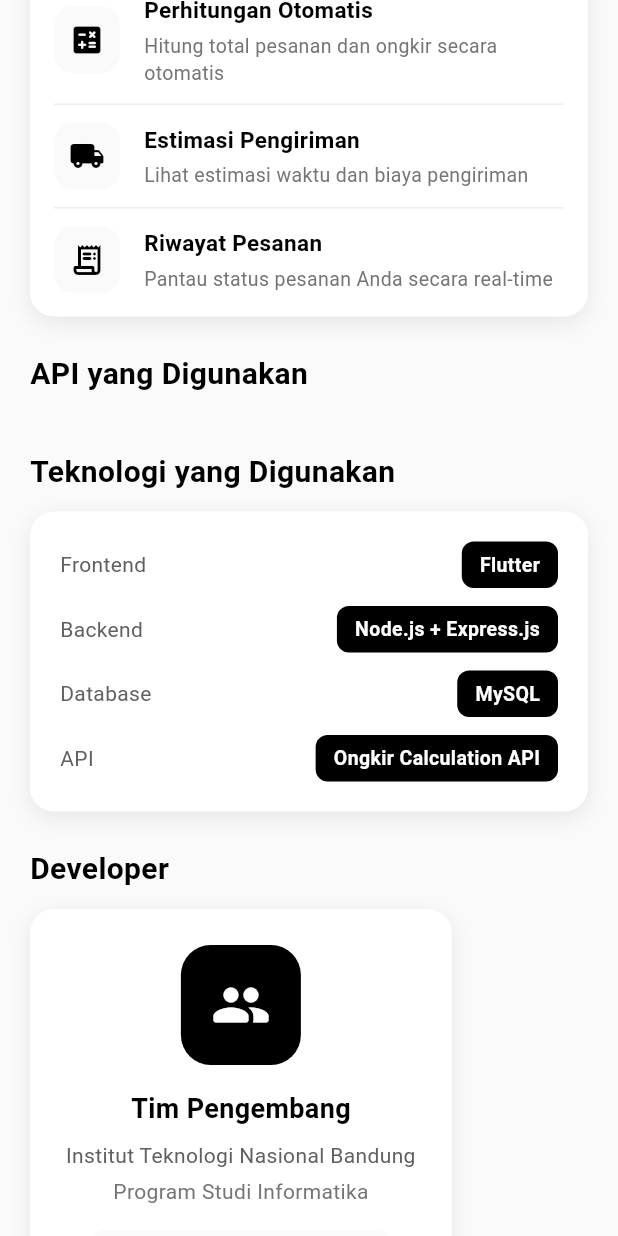
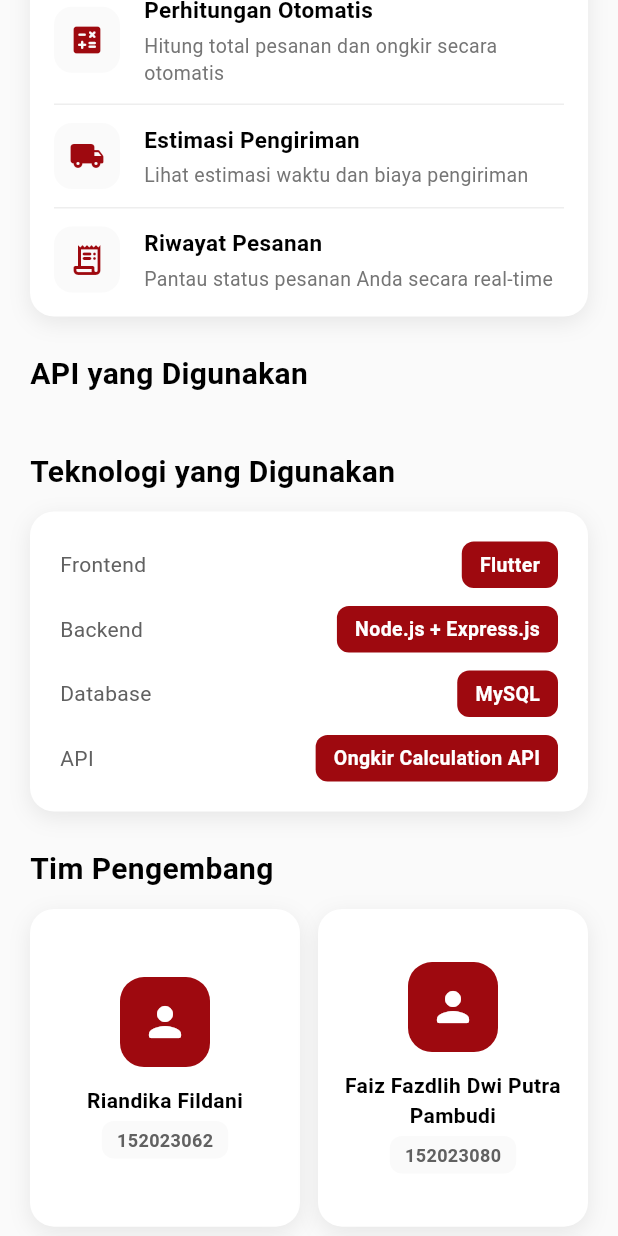
Before and after one commit to faizfazdlih/catering-frontend, a Flutter app: the AboutScreen screen opened directly, scrolled down 576 dp, on a phone screen of 412 x 824 dp. Run offline on Flutter 3.47's test engine with Material 3 defaults, Android fonts, the light colour scheme and no system bars; our stand-ins replace flutter_map, geolocator, image_picker, latlong2, lottie, shared_preferences; accounts and stored records are empty; network calls fail.

Commit message:
Redesign Color About & pesanan saya

```diff
--- a/lib/client/screens/about_screen.dart
+++ b/lib/client/screens/about_screen.dart
@@ -76,7 +76,7 @@ class _AboutScreenState extends State<AboutScreen> {
                       width: 80,
                       height: 80,
                       decoration: BoxDecoration(
-                        color: Colors.black,
+                        color: const Color(0xFF9E090F),
                         borderRadius: BorderRadius.circular(20),
                       ),
                       child: const Icon(
@@ -198,7 +198,9 @@ class _AboutScreenState extends State<AboutScreen> {
                   ),
                   child: const Center(
                     child: CircularProgressIndicator(
-                      valueColor: AlwaysStoppedAnimation<Color>(Colors.black),
+                      valueColor: AlwaysStoppedAnimation<Color>(
+                        Color(0xFF9E090F),
+                      ),
                     ),
                   ),
                 )
@@ -224,7 +226,7 @@ class _AboutScreenState extends State<AboutScreen> {
                           Container(
                             padding: const EdgeInsets.all(10),
                             decoration: BoxDecoration(
-                              color: Colors.black,
+                              color: const Color(0xFF9E090F),
                               borderRadius: BorderRadius.circular(12),
                             ),
                             child: const Icon(
@@ -265,7 +267,7 @@ class _AboutScreenState extends State<AboutScreen> {
                             Container(
                               padding: const EdgeInsets.all(6),
                               decoration: BoxDecoration(
-                                color: Colors.black,
+                                color: const Color(0xFF9E090F),
                                 borderRadius: BorderRadius.circular(8),
                               ),
                               child: const Icon(
@@ -333,9 +335,9 @@ class _AboutScreenState extends State<AboutScreen> {
 
               const SizedBox(height: 24),
 
-              // Developer Info
+              // Developer Info Header
               const Text(
-                'Developer',
+                'Tim Pengembang',
                 style: TextStyle(
                   fontSize: 20,
                   fontWeight: FontWeight.bold,
@@ -344,8 +346,46 @@ class _AboutScreenState extends State<AboutScreen> {
               ),
               const SizedBox(height: 12),
 
-              Container(
-                padding: const EdgeInsets.all(24),
+              // Team Member Cards - Grid 2 kolom
+              GridView.count(
+                crossAxisCount: 2,
+                shrinkWrap: true,
+                physics: const NeverScrollableScrollPhysics(),
+                crossAxisSpacing: 12,
+                mainAxisSpacing: 12,
+                childAspectRatio: 0.85,
+                children: [
+                  _buildTeamMemberCard('Riandika Fildani', '152023062'),
+                  _buildTeamMemberCard(
+                    'Faiz Fazdlih Dwi Putra Pambudi',
+                    '152023080',
+                  ),
+                  _buildTeamMemberCard('Arsyad Effendi', '152023107'),
+                  _buildTeamMemberCard('Fachrisan Dimas Narendra', '152023111'),
+                ],
+              ),
+
+              const SizedBox(height: 32),
+
+              // Copyright
+              Center(
+                child: Text(
+                  '© 2025 Catering App. All rights reserved.',
+                  style: TextStyle(color: Colors.grey[500], fontSize: 12),
+                ),
+              ),
+
+              const SizedBox(height: 24),
+            ],
+          ),
+        ),
+      ),
+    );
+  }
+
+  Widget _buildTeamMemberCard(String name, String nrp) {
+    return Container(
+      padding: const EdgeInsets.all(16),
       decoration: BoxDecoration(
         color: Colors.white,
         borderRadius: BorderRadius.circular(16),
@@ -358,89 +398,50 @@ class _AboutScreenState extends State<AboutScreen> {
         ],
       ),
       child: Column(
+        mainAxisAlignment: MainAxisAlignment.center,
         children: [
           Container(
-                      width: 80,
-                      height: 80,
+            width: 60,
+            height: 60,
             decoration: BoxDecoration(
-                        color: Colors.black,
-                        borderRadius: BorderRadius.circular(20),
+              color: const Color(0xFF9E090F),
+              borderRadius: BorderRadius.circular(16),
             ),
             child: const Icon(
-                        Icons.group_rounded,
-                        size: 40,
+              Icons.person_rounded,
+              size: 32,
               color: Colors.white,
             ),
           ),
-                    const SizedBox(height: 16),
-                    const Text(
-                      'Tim Pengembang',
-                      style: TextStyle(
-                        fontSize: 18,
+          const SizedBox(height: 12),
+          Text(
+            name,
+            textAlign: TextAlign.center,
+            style: const TextStyle(
+              fontSize: 14,
               fontWeight: FontWeight.bold,
               color: Colors.black,
             ),
-                    ),
-                    const SizedBox(height: 8),
-                    Text(
-                      'Institut Teknologi Nasional Bandung',
-                      textAlign: TextAlign.center,
-                      style: TextStyle(fontSize: 14, color: Colors.grey[700]),
+            maxLines: 2,
+            overflow: TextOverflow.ellipsis,
           ),
           const SizedBox(height: 4),
-                    Text(
-                      'Program Studi Informatika',
-                      style: TextStyle(fontSize: 14, color: Colors.grey[600]),
-                    ),
-                    const SizedBox(height: 16),
           Container(
-                      padding: const EdgeInsets.symmetric(
-                        horizontal: 16,
-                        vertical: 8,
-                      ),
+            padding: const EdgeInsets.symmetric(horizontal: 10, vertical: 4),
             decoration: BoxDecoration(
               color: const Color(0xFFFAFAFA),
-                        borderRadius: BorderRadius.circular(12),
+              borderRadius: BorderRadius.circular(8),
             ),
-                      child: Column(
-                        children: [
-                          const Text(
-                            'UTS Pemrograman Mobile',
+            child: Text(
+              nrp,
               style: TextStyle(
-                              fontSize: 14,
+                fontSize: 12,
                 fontWeight: FontWeight.w600,
-                              color: Colors.black,
+                color: Colors.grey[700],
               ),
-                          ),
-                          const SizedBox(height: 4),
-                          Text(
-                            'Semester Ganjil 2024/2025',
-                            style: TextStyle(
-                              fontSize: 13,
-                              color: Colors.grey[600],
             ),
           ),
         ],
-                      ),
-                    ),
-                  ],
-                ),
-              ),
-
-              const SizedBox(height: 32),
-
-              // Copyright
-              Center(
-                child: Text(
-                  '© 2024 Catering App. All rights reserved.',
-                  style: TextStyle(color: Colors.grey[500], fontSize: 12),
-                ),
-              ),
-
-              const SizedBox(height: 24),
-            ],
-          ),
-        ),
       ),
     );
   }
@@ -467,7 +468,7 @@ class _AboutScreenState extends State<AboutScreen> {
               color: const Color(0xFFFAFAFA),
               borderRadius: BorderRadius.circular(12),
             ),
-            child: Icon(icon, color: Colors.black, size: 24),
+            child: Icon(icon, color: const Color(0xFF9E090F), size: 24),
           ),
           const SizedBox(width: 16),
           Expanded(
@@ -542,7 +543,7 @@ class _AboutScreenState extends State<AboutScreen> {
         Container(
           padding: const EdgeInsets.symmetric(horizontal: 12, vertical: 6),
           decoration: BoxDecoration(
-            color: Colors.black,
+            color: const Color(0xFF9E090F),
             borderRadius: BorderRadius.circular(8),
           ),
           child: Text(
```
Also changed, not shown: lib/client/screens/pesanan_screen.dart (+67 -53 lines). Lines whose indentation alone changed are shown as unchanged.
